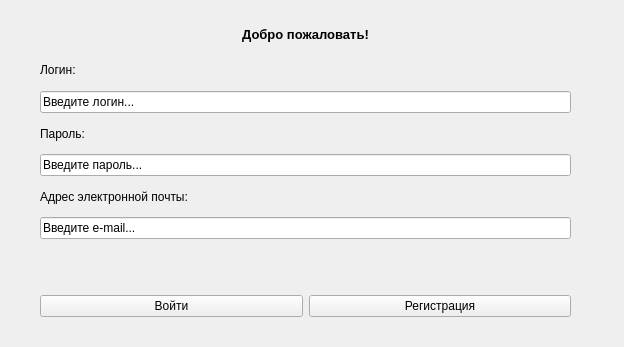
First picture: the form in consoleclient/authform.ui, repository qelio/TSBB_ProgTech, before the edit.
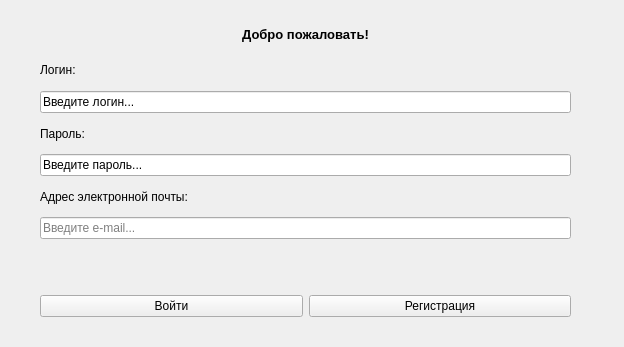
Second picture: the form after the edit.

```diff
--- a/consoleclient/authform.ui
+++ b/consoleclient/authform.ui
@@ -77,6 +77,9 @@
     <item>
      <widget class="QLineEdit" name="email_label">
       <property name="text">
+       <string/>
+      </property>
+      <property name="placeholderText">
        <string>Введите e-mail...</string>
       </property>
      </widget>
```
